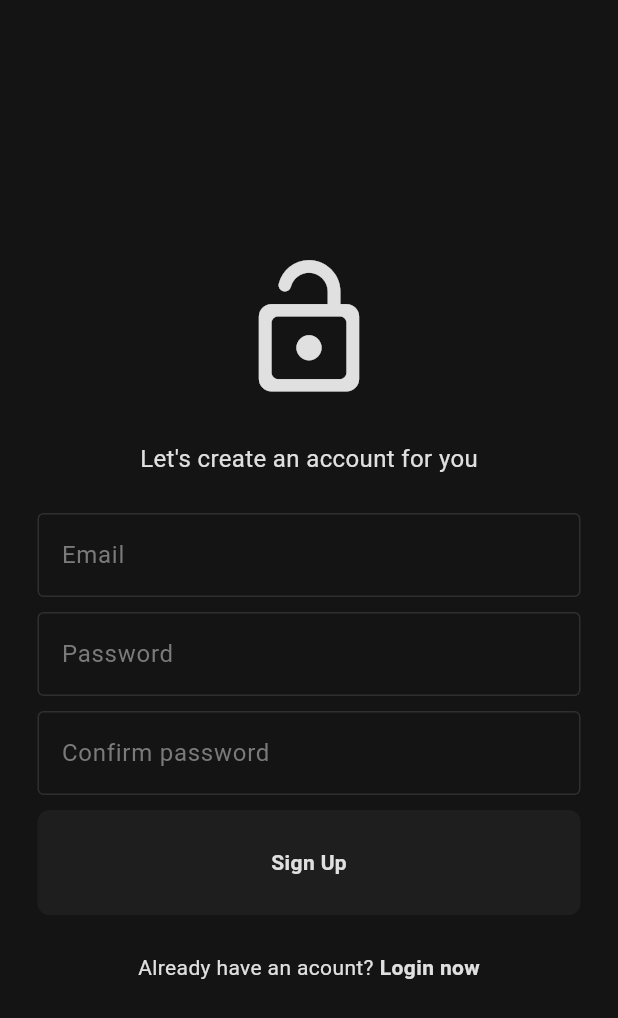
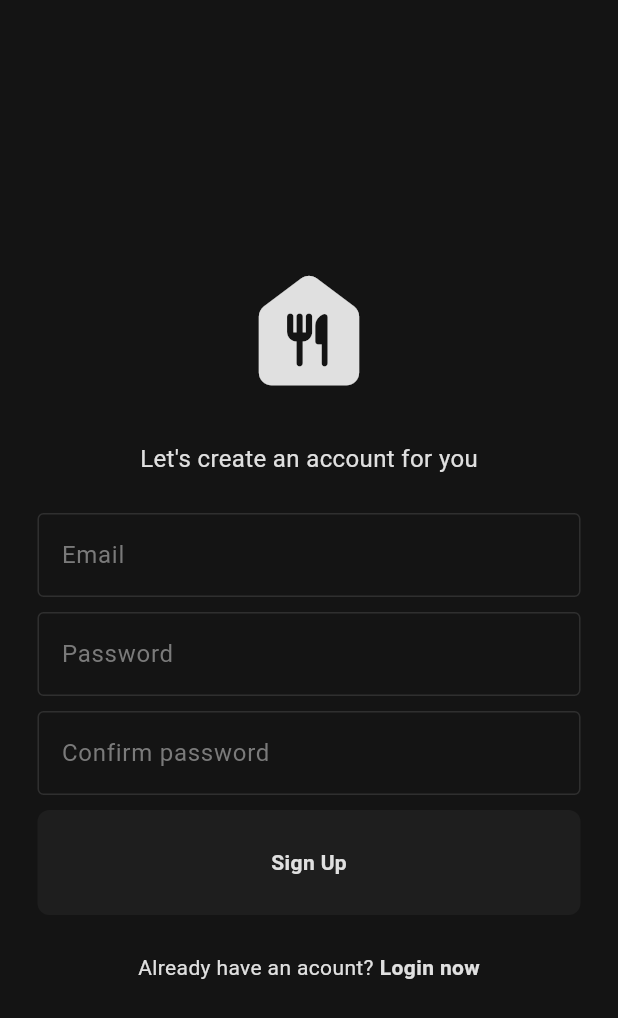
Before and after one commit to sazzad1620/Firewood_Steakhouse, a Flutter app: the screen it shows after launch, after a tap on "Register now", on a phone screen of 412 x 824 dp. Shown: the top 1018 px of the screen. Run offline on Flutter 3.47's test engine with Material 3 defaults, Android fonts, the phone set to English and light mode, and no system bars; missing offline and left inert: bkash, flutter_sslcommerz.

Commit message:
icons updated

```diff
--- a/lib/components/my_cart_tile.dart
+++ b/lib/components/my_cart_tile.dart
@@ -1,7 +1,6 @@
 import 'package:flutter/material.dart';
 import 'package:food_delivery_app/components/my_quantity_selector.dart';
 import 'package:food_delivery_app/models/cart_item.dart';
-import 'package:food_delivery_app/models/food.dart';
 import 'package:food_delivery_app/models/restaurant.dart';
 import 'package:provider/provider.dart';
 
--- a/lib/pages/login_page.dart
+++ b/lib/pages/login_page.dart
@@ -44,7 +44,6 @@ class _LoginPageState extends State<LoginPage> {
         backgroundColor: Theme.of(context).colorScheme.background,
         body: Center(
           child: SingleChildScrollView(
-            padding: const EdgeInsets.symmetric(horizontal: 24),
             child: Column(
               mainAxisAlignment: MainAxisAlignment.center,
               children: [
--- a/lib/pages/register_page.dart
+++ b/lib/pages/register_page.dart
@@ -28,7 +28,7 @@ class _RegisterPageState extends State<RegisterPage> {
           children: [
             // logo
             Icon(
-              Icons.lock_open_rounded,
+              Icons.food_bank_rounded,
               size: 100,
               color: Theme.of(context).colorScheme.inversePrimary,
             ),
```
